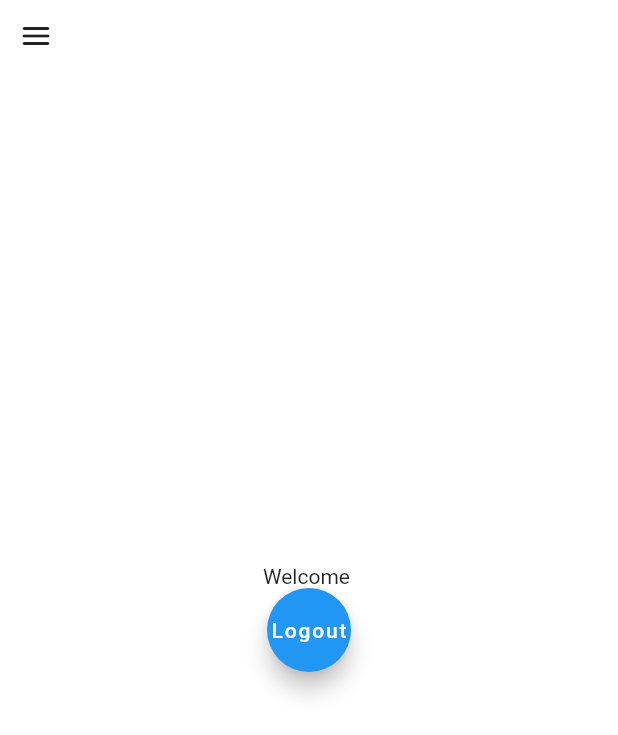
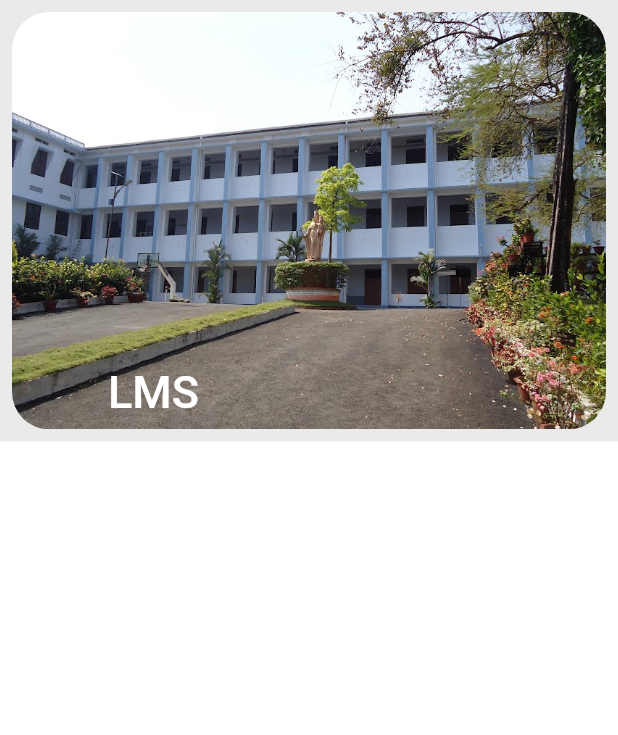
Before and after one commit to curiousTurkey/lm-staff, a Flutter app: the HomeScreen screen opened directly, on a phone screen of 412 x 824 dp. Shown: the top 735 px of the screen. Run offline on Flutter 3.47's test engine with Material 2 defaults, Android fonts, the light colour scheme and no system bars; our stand-ins replace cloud_firestore, dots_indicator, firebase_auth, firebase_core, flutter_spinkit, form_field_validator; missing offline and left inert: flutter_initicon; accounts and stored records are empty.

Commit message:
Homescreen Pageview

```diff
--- a/lib/AppScreens/HomePage.dart
+++ b/lib/AppScreens/HomePage.dart
@@ -3,10 +3,14 @@ import 'package:lms_staff/AppScreens/StaffLogin.dart';
 import 'package:lms_staff/Models/StaffModel.dart';
 import 'package:lms_staff/Resources/StaffAuthMethods.dart';
 import 'package:lms_staff/ReusableUtils/Colors.dart' as color_mode;
+import 'package:lms_staff/ReusableUtils/HeightWidth.dart';
+import 'package:lms_staff/ReusableUtils/PageView/PageView.dart';
+import 'package:lms_staff/ReusableUtils/Responsive.dart';
 import 'package:lms_staff/ReusableUtils/Side%20transition.dart';
 import 'package:lms_staff/Staff%20Provider/StaffProvider.dart';
 import 'package:provider/provider.dart';
 import '../ReusableUtils/Staff/SideBar.dart';
+import 'package:dots_indicator/dots_indicator.dart';
 
 class HomeScreen extends StatefulWidget {
   const HomeScreen({Key? key}) : super(key: key);
@@ -18,22 +22,26 @@ class HomeScreen extends StatefulWidget {
 class _HomeScreenState extends State<HomeScreen> {
   final GlobalKey<ScaffoldState> _globalKey = GlobalKey<ScaffoldState>();
   @override
-  void initState(){
-    if(mounted) {
+  void initState() {
+    if (mounted) {
       super.initState();
       addStaffData();
     }
   }
-  addStaffData ()async{
-    StaffProvider _staffProvider = Provider.of(context,listen: false);
+
+  addStaffData() async {
+    StaffProvider _staffProvider = Provider.of(context, listen: false);
     await _staffProvider.refreshStaff();
   }
+
   void logoutStaff() async {
     String finalResult = await StaffAuthMethod().logoutStaff();
-    if(finalResult == "success"){
-      Navigator.pushReplacement(context, CustomPageRouteSide(child: const StaffSignin()));
+    if (finalResult == "success") {
+      Navigator.pushReplacement(
+          context, CustomPageRouteSide(child: const StaffSignin()));
     }
   }
+
   @override
   Widget build(BuildContext context) {
     StaffModel staffModel = Provider.of<StaffProvider>(context).getStaff;
@@ -42,21 +50,36 @@ class _HomeScreenState extends State<HomeScreen> {
         key: _globalKey,
         drawer: const SideBar(),
         backgroundColor: color_mode.primaryColor,
-        body: Stack(
-            children: [
-              IconButton(
-                icon: const Icon(Icons.menu_rounded),
-                onPressed: () {
-                  _globalKey.currentState?.openDrawer();
-                },),
-              Column(
-                mainAxisAlignment: MainAxisAlignment.center,
+        body: CustomScrollView(
+          slivers: [
+            SliverAppBar(
+                pinned: true,
+                floating: true,
+                snap: false,
+                backgroundColor: color_mode.spclColor,
+                shadowColor: color_mode.tertiaryColor,
+                elevation: 5,
+                expandedHeight: getHeight(context) / 2.8,
+                flexibleSpace: const FlexibleSpaceBar(
+                  title: Text("LMS"),
+                  background: ScrollPageView(),
+                )),
+            SliverToBoxAdapter(
+              child: Padding(
+                padding: EdgeInsets.symmetric(
+                    horizontal: screenLayout(30, context),
+                    vertical: screenLayout(30, context)),
+              ),
+            ),
+            SliverList(delegate: SliverChildBuilderDelegate((BuildContext context, int index){
+              return Column(
                 children: [
-                  Center(child: Text("Welcome " + staffModel.fullName)),
-                  FloatingActionButton(onPressed: logoutStaff,child: const Text('Logout'),),
                 ],
-              ),
-            ]
+              );
+            },
+              childCount: 1
+            )),
+          ],
         ),
       ),
     );
--- /dev/null
+++ b/lib/ReusableUtils/PageView/PageView.dart
@@ -0,0 +1,128 @@
+import 'package:dots_indicator/dots_indicator.dart';
+import 'package:flutter/material.dart';
+import 'dart:async';
+
+import 'package:lms_staff/ReusableUtils/Responsive.dart';
+
+class ScrollPageView extends StatefulWidget {
+  const ScrollPageView({Key? key}) : super(key: key);
+
+  @override
+  State<ScrollPageView> createState() => _ScrollPageViewState();
+}
+
+class _ScrollPageViewState extends State<ScrollPageView> {
+  int _currentPage = 0;
+
+  late Timer _timer;
+  late bool end;
+  final PageController _pageController = PageController(initialPage: 0);
+  @override
+  void initState(){
+    super.initState();
+    _timer = Timer.periodic(const Duration(seconds: 3), (timer) {
+      if(_currentPage == 4){
+        end = true;
+      }
+      else if(_currentPage == 0){
+        end = false;
+      }
+
+      if(end == false){
+        _currentPage++;
+
+      }
+      else{
+        _currentPage--;
+
+      }
+      _pageController.animateToPage(_currentPage, duration: const Duration(milliseconds: 500), curve: Curves.easeIn);
+    });
+  }
+
+  @override
+  void dispose(){
+    super.dispose();
+    _timer.cancel();
+  }
+  List<String> listImages = [
+    'assets/ScrollableImages/college.jpg',
+    'assets/ScrollableImages/3.jpg',
+    'assets/ScrollableImages/2.jpg',
+    'assets/ScrollableImages/s2.jpg',
+    'assets/ScrollableImages/about1.jpg'];
+  @override
+  Widget build(BuildContext context) {
+    return Padding(
+      padding: const EdgeInsets.all(8.0),
+      child: PageView(
+        controller: _pageController,
+        children: [
+          Container(
+            padding: EdgeInsets.zero,
+            decoration: BoxDecoration(
+              borderRadius: BorderRadius.circular(25),
+              image: DecorationImage(
+                image: AssetImage(listImages[0]),
+                fit: BoxFit.cover
+              ),
+            ),
+            child: Padding(
+              padding: EdgeInsets.only(top: screenLayout(350, context)),
+
+            ),
+          ),
+          Container(
+            decoration: BoxDecoration(
+              borderRadius: BorderRadius.circular(25),
+              image: DecorationImage(
+                  image: AssetImage(listImages[1]),
+                  fit: BoxFit.cover
+              ),
+            ),
+            child: Padding(
+              padding: EdgeInsets.only(top: screenLayout(350, context)),
+
+          ),
+          ),
+            Container(
+            decoration: BoxDecoration(
+              borderRadius: BorderRadius.circular(25),
+              image: DecorationImage(
+                  image: AssetImage(listImages[2]),
+                  fit: BoxFit.cover
+              ),
+            ),
+              child: Padding(
+                padding: EdgeInsets.only(top: screenLayout(350, context)),
+
+          ),),
+          Container(
+            decoration: BoxDecoration(
+              borderRadius: BorderRadius.circular(25),
+              image: DecorationImage(
+                  image: AssetImage(listImages[3]),
+                  fit: BoxFit.cover
+              ),
+            ),
+            child: Padding(
+              padding: EdgeInsets.only(top: screenLayout(350, context)),
+
+          ),),
+          Container(
+            decoration: BoxDecoration(
+              borderRadius: BorderRadius.circular(25),
+              image: DecorationImage(
+                  image: AssetImage(listImages[4]),
+                  fit: BoxFit.cover
+              ),
+            ),
+            child: Padding(
+              padding: EdgeInsets.only(top: screenLayout(350, context)),
+          ),
+         ),
+        ],
+      ),
+    );
+  }
+}
--- a/lib/ReusableUtils/Staff/SideBar.dart
+++ b/lib/ReusableUtils/Staff/SideBar.dart
@@ -102,6 +102,8 @@ class _SideBarState extends State<SideBar> {
                     child: (staffModel.imageUrl=="null")?Initicon(
                       borderRadius: BorderRadius.circular(50),
                       text: staffModel.fullName,
+                      color: Colors.white,
+                      backgroundColor: Colors.black87,
                       size: 90,
                     ):null,
                   ),
--- a/pubspec.yaml
+++ b/pubspec.yaml
@@ -48,6 +48,7 @@ dependencies:
   user_profile_avatar: ^0.1.0
   flutter_initicon: ^2.0.0
   intl: ^0.17.0
+  dots_indicator: ^2.1.0
 
 dev_dependencies:
   flutter_test:
@@ -80,6 +81,9 @@ flutter:
     - assets/background/photo.jpg
     - assets/icons/dean.png
     - assets/background/teacher.png
+    - assets/ScrollableImages/college.jpg
+    - assets/ScrollableImages/3.jpg
+    - assets/ScrollableImages/
 
   # An image asset can refer to one or more resolution-specific "variants", see
   # https://flutter.dev/assets-and-images/#resolution-aware.
```
Also changed, not shown: assets/ScrollableImages/2.jpg (added), assets/ScrollableImages/3.jpg (added), assets/ScrollableImages/about1.jpg (added), assets/ScrollableImages/college.jpg (added), assets/ScrollableImages/s2.jpg (added), pubspec.lock.
